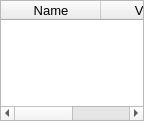
First picture: the form in src/gui/keywordwidgets/expressionvariablevector.ui, repository disorderedmaterials/dissolve, before the edit.
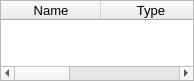
Second picture: the form after the edit.

Commit message: Update handling of parameters through GUI.

Patch:
```diff
--- a/src/gui/keywordwidgets/expressionvariablevector.ui
+++ b/src/gui/keywordwidgets/expressionvariablevector.ui
@@ -6,8 +6,8 @@
    <rect>
     <x>0</x>
     <y>0</y>
-    <width>144</width>
-    <height>121</height>
+    <width>194</width>
+    <height>81</height>
    </rect>
   </property>
   <property name="font">
@@ -18,7 +18,10 @@
   <property name="windowTitle">
    <string>Form</string>
   </property>
-  <layout class="QGridLayout" name="gridLayout">
+  <layout class="QVBoxLayout" name="verticalLayout">
+   <property name="spacing">
+    <number>4</number>
+   </property>
    <property name="leftMargin">
     <number>0</number>
    </property>
@@ -31,10 +34,7 @@
    <property name="bottomMargin">
     <number>0</number>
    </property>
-   <property name="spacing">
-    <number>4</number>
-   </property>
-   <item row="0" column="0">
+   <item>
     <widget class="QTableWidget" name="VariablesTable">
      <property name="sizePolicy">
       <sizepolicy hsizetype="Expanding" vsizetype="Expanding">
@@ -45,7 +45,7 @@
      <property name="maximumSize">
       <size>
        <width>16777215</width>
-       <height>128</height>
+       <height>16777215</height>
       </size>
      </property>
      <property name="selectionMode">
@@ -55,7 +55,7 @@
       <number>0</number>
      </property>
      <property name="columnCount">
-      <number>2</number>
+      <number>3</number>
      </property>
      <attribute name="horizontalHeaderVisible">
       <bool>true</bool>
@@ -74,6 +74,11 @@
        <string>Name</string>
       </property>
      </column>
+     <column>
+      <property name="text">
+       <string>Type</string>
+      </property>
+     </column>
      <column>
       <property name="text">
        <string>Value</string>
```
The commit also changes 7 other files.
